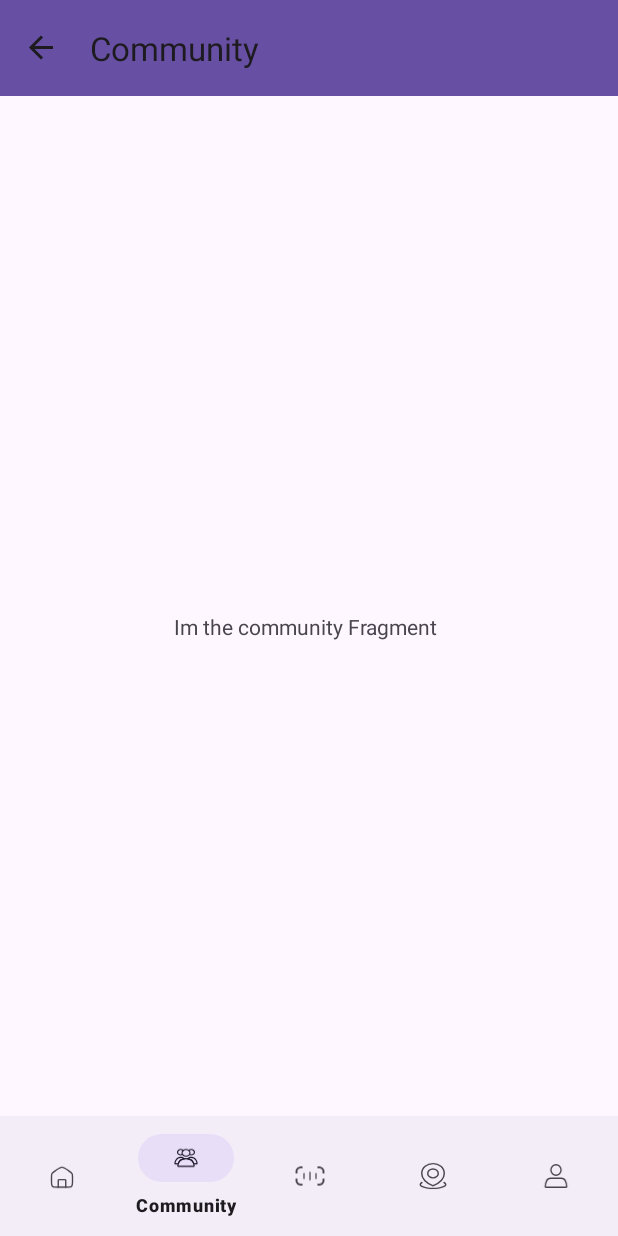
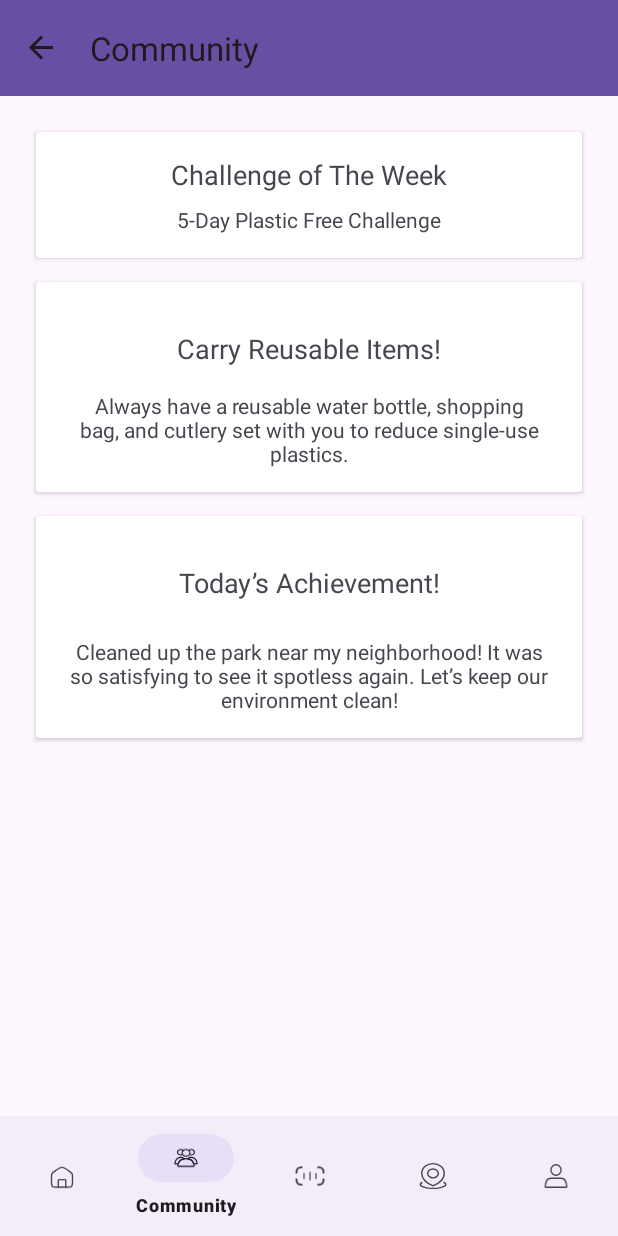
Before and after one commit to NightFurios2411/ZeroWasteHero, an Android app: the CommunityFragment screen opened through its navigation route, on a phone screen of 412 x 824 dp. Run offline under Robolectric (Android 15) with nearby library versions, the phone set to English and light mode, and no system bars; our stand-ins replace navigation-ui.

Commit message:
community card update

```diff
--- a/app/build.gradle.kts
+++ b/app/build.gradle.kts
@@ -45,6 +45,7 @@ dependencies {
     testImplementation(libs.junit)
     androidTestImplementation(libs.ext.junit)
     androidTestImplementation(libs.espresso.core)
+    implementation("androidx.recyclerview:recyclerview:1.2.1")
 
     // Import the Firebase BoM
     implementation(platform("com.google.firebase:firebase-bom:33.7.0"))
--- /dev/null
+++ b/app/src/main/java/com/example/zerowastehero/DataBinding/Model/PostModel.java
@@ -0,0 +1,21 @@
+package com.example.zerowastehero.DataBinding.Model;
+
+public class PostModel {
+    public String mTitle;
+    public String mDescription;
+
+    public PostModel() {}
+
+    public PostModel(String title, String description) {
+        this.mTitle = title;
+        this.mDescription = description;
+    }
+
+    public String getmTitle() { return mTitle; }
+
+    public void setmTitle(String mTitle) { this.mTitle = mTitle; }
+
+    public String getmDescription() { return mDescription; }
+
+    public void setmDescription(String mDescription) { this.mDescription = mDescription; }
+}
--- /dev/null
+++ b/app/src/main/java/com/example/zerowastehero/Main/Community/Adapter/PostAdapter.java
@@ -0,0 +1,3 @@
+package com.example.zerowastehero.Main.Community.Adapter;
+public class PostAdapter{
+}
--- a/app/src/main/java/com/example/zerowastehero/Main/Community/CommunityFragment.java
+++ b/app/src/main/java/com/example/zerowastehero/Main/Community/CommunityFragment.java
@@ -7,6 +7,7 @@ import androidx.fragment.app.Fragment;
 import android.view.LayoutInflater;
 import android.view.View;
 import android.view.ViewGroup;
+
 
 import com.example.zerowastehero.R;
 
@@ -61,6 +62,8 @@ public class CommunityFragment extends Fragment {
     public View onCreateView(LayoutInflater inflater, ViewGroup container,
                              Bundle savedInstanceState) {
         // Inflate the layout for this fragment
-        return inflater.inflate(R.layout.fragment_community, container, false);
+        View view = inflater.inflate(R.layout.fragment_community, container, false);
+        return view;
     }
+
 }
--- a/app/src/main/res/layout/fragment_community.xml
+++ b/app/src/main/res/layout/fragment_community.xml
@@ -1,19 +1,30 @@
 <?xml version="1.0" encoding="utf-8"?>
-<androidx.constraintlayout.widget.ConstraintLayout xmlns:android="http://schemas.android.com/apk/res/android"
+<ScrollView xmlns:android="http://schemas.android.com/apk/res/android"
     xmlns:app="http://schemas.android.com/apk/res-auto"
     xmlns:tools="http://schemas.android.com/tools"
-    android:id="@+id/CSCommunity"
+    android:id="@+id/SVCommunity"
     android:layout_width="match_parent"
     android:layout_height="match_parent"
+    android:padding="16dp"
     tools:context=".Main.Community.CommunityFragment">
 
-    <TextView
-        android:id="@+id/textView"
-        android:layout_width="wrap_content"
+    <LinearLayout
+        android:id="@+id/LLCommunity"
+        android:layout_width="match_parent"
         android:layout_height="wrap_content"
-        android:layout_marginStart="116dp"
-        android:layout_marginTop="344dp"
-        android:text="Im the community Fragment"
-        app:layout_constraintStart_toStartOf="parent"
-        app:layout_constraintTop_toTopOf="parent" />
-</androidx.constraintlayout.widget.ConstraintLayout>
+        android:orientation="vertical">
+
+        <include layout="@layout/item_challenge_card"/>
+
+        <include layout="@layout/item_tips_card"/>
+
+        <include layout="@layout/item_post_card"/>
+
+<!--        <androidx.recyclerview.widget.RecyclerView-->
+<!--            android:id="@+id/RVPost"-->
+<!--            android:layout_width="match_parent"-->
+<!--            android:layout_height="wrap_content"-->
+<!--            tools:listitem="@layout/item_post" />-->
+
+    </LinearLayout>
+</ScrollView>
--- /dev/null
+++ b/app/src/main/res/layout/item_challenge_card.xml
@@ -0,0 +1,35 @@
+<?xml version="1.0" encoding="utf-8"?>
+<androidx.cardview.widget.CardView xmlns:android="http://schemas.android.com/apk/res/android"
+    xmlns:app="http://schemas.android.com/apk/res-auto"
+    xmlns:tools="http://schemas.android.com/tools"
+    android:layout_width="match_parent"
+    android:layout_height="wrap_content"
+    android:layout_margin="8dp">
+
+    <androidx.constraintlayout.widget.ConstraintLayout
+        android:layout_width="match_parent"
+        android:layout_height="wrap_content"
+        android:padding="16dp">
+
+        <TextView
+            android:id="@+id/TVPostTitle"
+            android:layout_width="wrap_content"
+            android:layout_height="wrap_content"
+            android:text="Challenge of The Week"
+            android:textSize="18sp"
+            app:layout_constraintEnd_toEndOf="parent"
+            app:layout_constraintStart_toStartOf="parent"
+            app:layout_constraintTop_toTopOf="parent" />
+
+        <TextView
+            android:id="@+id/TVPostDescription"
+            android:layout_width="wrap_content"
+            android:layout_height="wrap_content"
+            android:text="5-Day Plastic Free Challenge"
+            android:textSize="14sp"
+            android:paddingTop="8dp"
+            app:layout_constraintEnd_toEndOf="parent"
+            app:layout_constraintStart_toStartOf="parent"
+            app:layout_constraintTop_toBottomOf="@+id/TVPostTitle" />
+    </androidx.constraintlayout.widget.ConstraintLayout>
+</androidx.cardview.widget.CardView>
--- /dev/null
+++ b/app/src/main/res/layout/item_post_card.xml
@@ -0,0 +1,38 @@
+<?xml version="1.0" encoding="utf-8"?>
+<androidx.cardview.widget.CardView xmlns:android="http://schemas.android.com/apk/res/android"
+    xmlns:app="http://schemas.android.com/apk/res-auto"
+    xmlns:tools="http://schemas.android.com/tools"
+    android:layout_width="match_parent"
+    android:layout_height="wrap_content"
+    android:layout_margin="8dp">
+
+        <androidx.constraintlayout.widget.ConstraintLayout
+            android:layout_width="match_parent"
+            android:layout_height="wrap_content"
+            android:padding="16dp">
+
+            <TextView
+                android:id="@+id/TVPostTitle"
+                android:layout_width="wrap_content"
+                android:layout_height="wrap_content"
+                android:layout_marginTop="16dp"
+                android:text="Today’s Achievement!"
+                android:textSize="18sp"
+                app:layout_constraintEnd_toEndOf="parent"
+                app:layout_constraintStart_toStartOf="parent"
+                app:layout_constraintTop_toTopOf="parent" />
+
+            <TextView
+                android:id="@+id/TVPostDescription"
+                android:layout_width="wrap_content"
+                android:layout_height="wrap_content"
+                android:layout_marginTop="16dp"
+                android:paddingTop="8dp"
+                android:text="Cleaned up the park near my neighborhood! It was so satisfying to see it spotless again. Let’s keep our environment clean!"
+                android:textAlignment="center"
+                android:textSize="14sp"
+                app:layout_constraintEnd_toEndOf="parent"
+                app:layout_constraintStart_toStartOf="parent"
+                app:layout_constraintTop_toBottomOf="@+id/TVPostTitle" />
+        </androidx.constraintlayout.widget.ConstraintLayout>
+</androidx.cardview.widget.CardView>
--- /dev/null
+++ b/app/src/main/res/layout/item_tips_card.xml
@@ -0,0 +1,39 @@
+<?xml version="1.0" encoding="utf-8"?>
+<androidx.cardview.widget.CardView xmlns:android="http://schemas.android.com/apk/res/android"
+    xmlns:app="http://schemas.android.com/apk/res-auto"
+    xmlns:tools="http://schemas.android.com/tools"
+    android:layout_width="match_parent"
+    android:layout_height="wrap_content"
+    android:layout_margin="8dp">
+
+    <androidx.constraintlayout.widget.ConstraintLayout
+        android:layout_width="match_parent"
+        android:layout_height="wrap_content"
+        android:padding="16dp">
+
+        <TextView
+            android:id="@+id/TVPostTitle"
+            android:layout_width="wrap_content"
+            android:layout_height="wrap_content"
+            android:layout_marginTop="16dp"
+            android:text="Carry Reusable Items!"
+            android:textSize="18sp"
+            app:layout_constraintEnd_toEndOf="parent"
+            app:layout_constraintStart_toStartOf="parent"
+            app:layout_constraintTop_toTopOf="parent" />
+
+        <TextView
+            android:id="@+id/TVPostDescription"
+            android:layout_width="wrap_content"
+            android:layout_height="wrap_content"
+            android:layout_marginTop="8dp"
+            android:paddingTop="8dp"
+            android:text="Always have a reusable water bottle, shopping bag, and cutlery set with you to reduce single-use plastics."
+            android:textAlignment="center"
+            android:textSize="14sp"
+            app:layout_constraintEnd_toEndOf="parent"
+            app:layout_constraintStart_toStartOf="parent"
+            app:layout_constraintTop_toBottomOf="@+id/TVPostTitle" />
+
+    </androidx.constraintlayout.widget.ConstraintLayout>
+</androidx.cardview.widget.CardView>
--- a/gradle/libs.versions.toml
+++ b/gradle/libs.versions.toml
@@ -1,5 +1,5 @@
 [versions]
-agp = "8.7.2"
+agp = "8.7.3"
 junit = "4.13.2"
 junitVersion = "1.2.1"
 espressoCore = "3.6.1"
```
